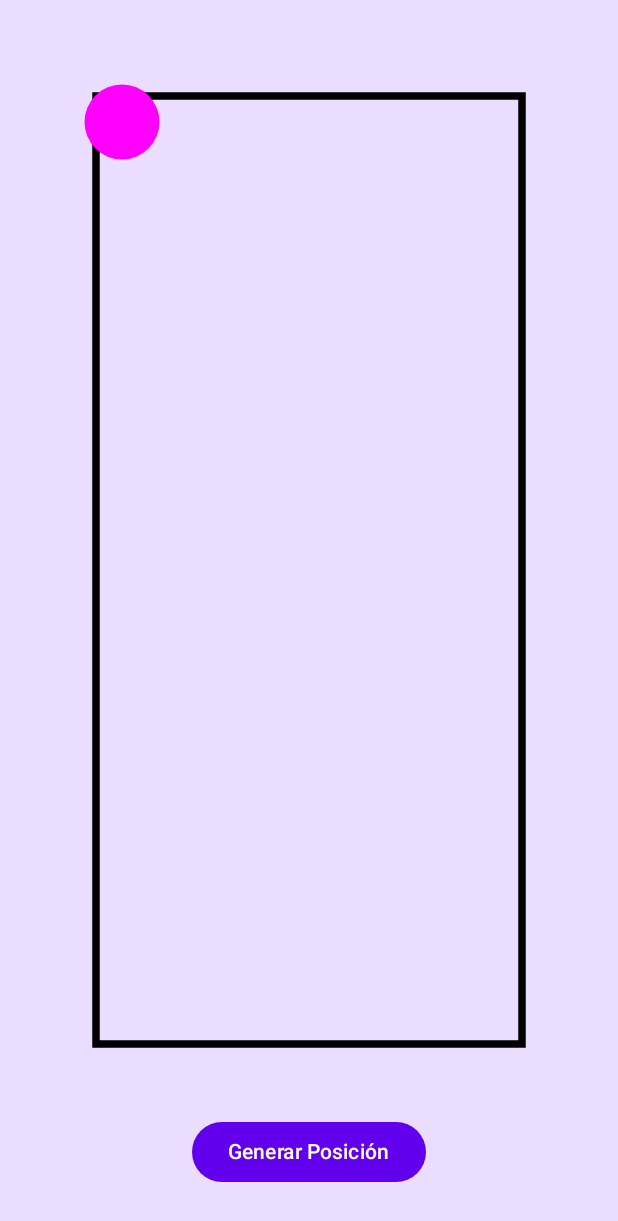
After one commit to Dante952/Museo, an Android app built with Jetpack Compose: the composable RoomScreen shown on its own in the app's theme, on a phone screen of 412 x 824 dp. The commit adds this screen. Shown: the top 1221 px of the screen. Run offline under Robolectric (Android 15) with nearby library versions, the phone set to English and light mode, and no system bars.

Commit message:
Implementación de RoomScreen, salón único de la galería

```diff
--- a/app/src/main/java/com/example/museo/MainActivity.kt
+++ b/app/src/main/java/com/example/museo/MainActivity.kt
@@ -13,6 +13,7 @@ import androidx.compose.ui.tooling.preview.Preview
 import com.example.museo.componets.CardGrid
 import com.example.museo.componets.DrawerContent
 import com.example.museo.componets.GoogleMapComposable
+import com.example.museo.componets.RoomScreen
 import com.example.museo.ui.theme.MuseoTheme
 import kotlinx.coroutines.launch
 
@@ -47,7 +48,7 @@ fun MainScreen() {
 
                 content = { paddingValues ->
                     Column(modifier = Modifier.padding(paddingValues)) {
-                        GoogleMapComposable()
+                        RoomScreen()
                     }
                 }
             )
--- /dev/null
+++ b/app/src/main/java/com/example/museo/componets/RoomScreen.kt
@@ -0,0 +1,97 @@
+package com.example.museo.componets
+
+import androidx.compose.foundation.Canvas
+import androidx.compose.foundation.background
+import androidx.compose.foundation.layout.*
+import androidx.compose.material3.Button
+import androidx.compose.material3.MaterialTheme
+import androidx.compose.material3.Text
+import androidx.compose.runtime.*
+import androidx.compose.ui.Alignment
+import androidx.compose.ui.Modifier
+import androidx.compose.ui.geometry.Offset
+import androidx.compose.ui.geometry.Size
+import androidx.compose.ui.graphics.Color
+import androidx.compose.ui.graphics.Path
+import androidx.compose.ui.graphics.drawscope.Stroke
+import androidx.compose.ui.platform.LocalDensity
+import androidx.compose.ui.unit.dp
+import kotlin.random.Random
+
+@Composable
+fun RoomScreen() {
+    // Estado para almacenar la posición del círculo
+    var circlePosition by remember { mutableStateOf(Offset(50f, 50f)) }
+
+    // Estado para almacenar el tamaño del rectángulo negro
+    var rectSize by remember { mutableStateOf(Size.Zero) }
+
+    // Para obtener la densidad del dispositivo
+    val density = LocalDensity.current
+
+    Box(
+        modifier = Modifier
+            .fillMaxSize()
+            .background(MaterialTheme.colorScheme.primaryContainer)
+            .padding(16.dp) // Ajusta el padding según sea necesario
+    ) {
+        Column(
+            modifier = Modifier
+                .fillMaxSize()
+                .padding(16.dp),
+            verticalArrangement = Arrangement.Top,
+            horizontalAlignment = Alignment.Start
+        ) {
+            Box(
+                modifier = Modifier
+                    .fillMaxWidth()
+                    .weight(1f)
+                    .padding(16.dp)
+            ) {
+                Canvas(modifier = Modifier.fillMaxSize()) {
+                    val paddingPx = with(density) { 16.dp.toPx() }
+                    val rectWidth = size.width - paddingPx * 2
+                    val rectHeight = size.height - paddingPx * 2
+                    rectSize = Size(rectWidth, rectHeight)
+
+                    drawPath(
+                        path = createRectanglePath(rectWidth, rectHeight, paddingPx),
+                        color = Color.Black,
+                        style = Stroke(width = with(density) { 5.dp.toPx() })
+                    )
+
+                    drawCircle(
+                        color = Color.Magenta,
+                        radius = with(density) { 25.dp.toPx() },
+                        center = circlePosition
+                    )
+                }
+            }
+
+            Spacer(modifier = Modifier.height(16.dp))
+
+            Button(
+                onClick = {
+                    val circleRadiusPx = with(density) { 25.dp.toPx() }
+                    val randomX = Random.nextFloat() * (rectSize.width - 2 * circleRadiusPx) + circleRadiusPx
+                    val randomY = Random.nextFloat() * (rectSize.height - 2 * circleRadiusPx) + circleRadiusPx
+                    circlePosition = Offset(randomX, randomY)
+                },
+                modifier = Modifier.align(Alignment.CenterHorizontally)
+            ) {
+                Text("Generar Posición")
+            }
+        }
+    }
+}
+
+fun createRectanglePath(width: Float, height: Float, padding: Float): Path {
+    return Path().apply {
+        reset()
+        moveTo(padding, padding)
+        lineTo(width + padding, padding)
+        lineTo(width + padding, height + padding)
+        lineTo(padding, height + padding)
+        close()
+    }
+}
```
